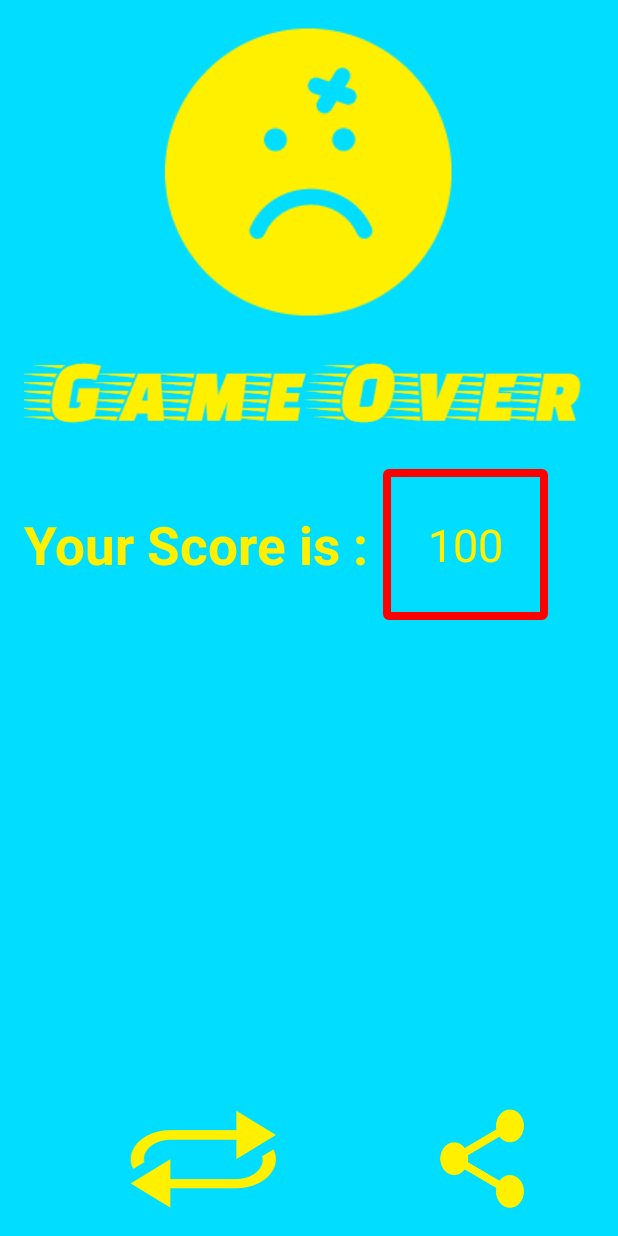
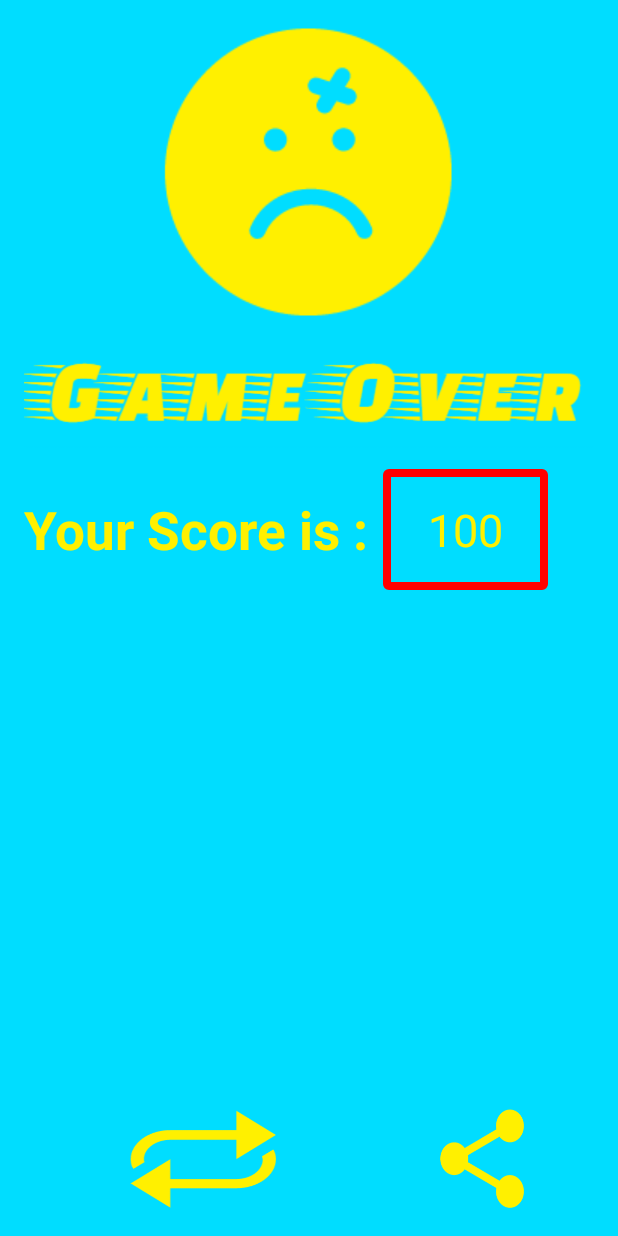
Before and after one commit to aghiad4all/MemSeqGame, an Android app: the layout activity_finish.xml on its own in the app's theme, with its tools: preview values and no code run, on a phone screen of 412 x 824 dp. Run offline under Robolectric (Android 15) with nearby library versions, the phone set to English and light mode, and no system bars.

Commit message:
Added icon and bug fixes

```diff
--- a/app/src/main/AndroidManifest.xml
+++ b/app/src/main/AndroidManifest.xml
@@ -5,7 +5,7 @@
     <uses-permission android:name="android.permission.WRITE_EXTERNAL_STORAGE"/>
     <application
         android:allowBackup="true"
-        android:icon="@mipmap/ic_launcher"
+        android:icon="@mipmap/ic_launcher_memseq_launcher"
         android:label="@string/app_name"
         android:supportsRtl="true"
         android:theme="@style/AppTheme">
@@ -22,9 +22,9 @@
         <activity android:name=".FinishActivity"
             android:theme="@style/Theme.AppCompat.NoActionBar">
             <intent-filter>
-                <action android:name="android.intent.action.MAIN" />
+                <action android:name="com.microb.game.memseq.FinishActivity" />
 
-                <category android:name="android.intent.category.LAUNCHER" />
+                <category android:name="android.intent.category.DEFAULT" />
             </intent-filter>
         </activity>
     </application>
--- a/app/src/main/java/com/microb/game/memseq/game_start.java
+++ b/app/src/main/java/com/microb/game/memseq/game_start.java
@@ -704,6 +704,7 @@ public class game_start extends AppCompatActivity {
                     Intent finish = new Intent(game_start.this, FinishActivity.class);
                     finish.putExtra("level", Integer.toString(level) );
                     startActivity(finish);
+                    finish();
                 }
             }
 
--- a/app/src/main/res/layout/activity_finish.xml
+++ b/app/src/main/res/layout/activity_finish.xml
@@ -53,7 +53,10 @@
             android:text="100"
             android:textColor="#fff000"
             android:textSize="30dp"
-            android:padding="30dp"
+            android:paddingLeft="30dp"
+            android:paddingRight="30dp"
+            android:paddingBottom="20dp"
+            android:paddingTop="20dp"
             android:background="@drawable/textview_red_border"
             android:id="@+id/textView4" />
     </LinearLayout>
```
Also changed, not shown: app/src/main/java/com/microb/game/memseq/FinishActivity.java (+7 -3 lines), app/src/main/res/mipmap-hdpi/ic_launcher_memseq_launcher.png (added), app/src/main/res/mipmap-mdpi/ic_launcher_memseq_launcher.png (added), app/src/main/res/mipmap-xhdpi/ic_launcher_memseq_launcher.png (added).
